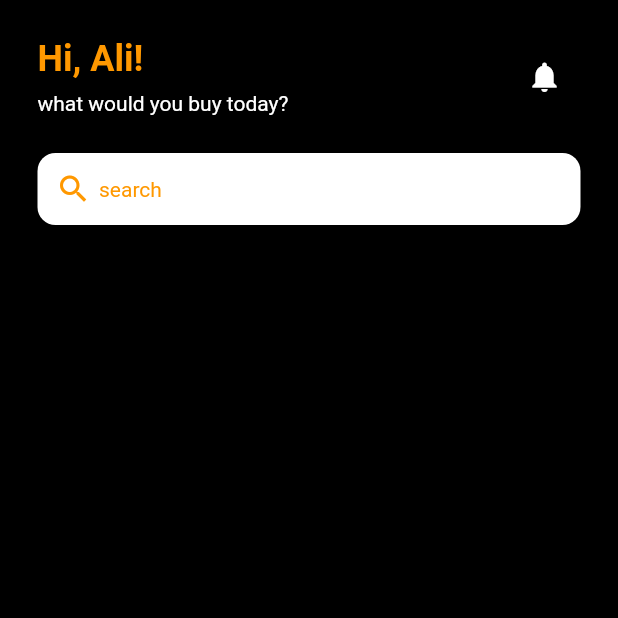
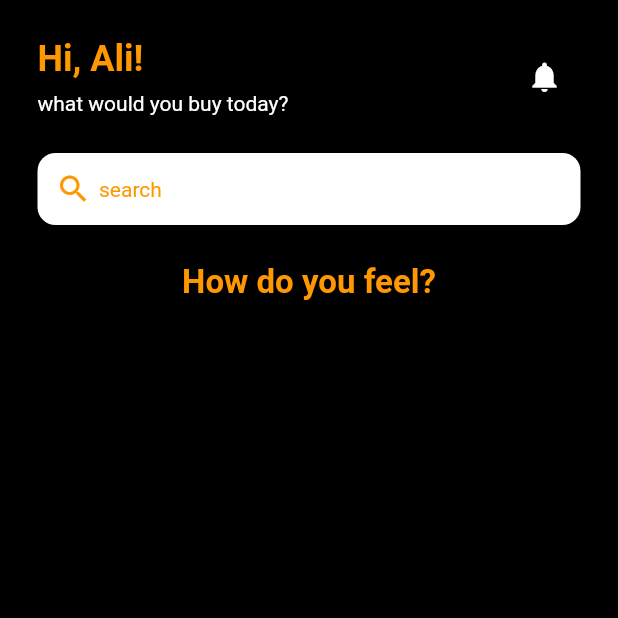
Before and after one commit to alihaider678/Flutter-Tasks, a Flutter app: the screen it shows after launch, on a phone screen of 412 x 824 dp, the top half of it. Run offline on Flutter 3.47's test engine with Material 2 defaults, Android fonts, the light colour scheme and no system bars; our stand-ins replace google_fonts.

Commit message:
Update home_page.dart
update

```diff
--- a/userinterface2/lib/pages/home_page.dart
+++ b/userinterface2/lib/pages/home_page.dart
@@ -75,9 +75,18 @@ class _HomePageState extends State<HomePage> {
                 ),
               ),
 
-              SizedBox(width: 25),
+              SizedBox(height: 25),
 
               //How do you feel?
+
+              Text(
+                'How do you feel?',
+                style: TextStyle(
+                  color: Colors.orange,
+                  fontSize: 22,
+                  fontWeight: FontWeight.bold,
+                ),
+              ),
 
             ],
           ),
```
